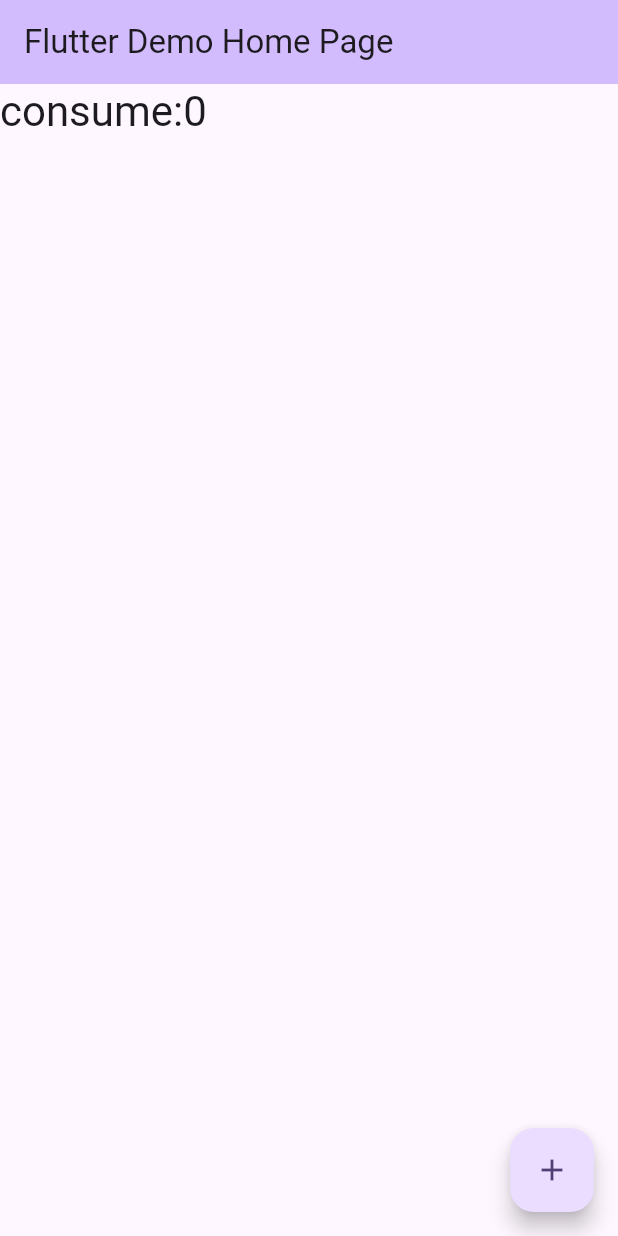
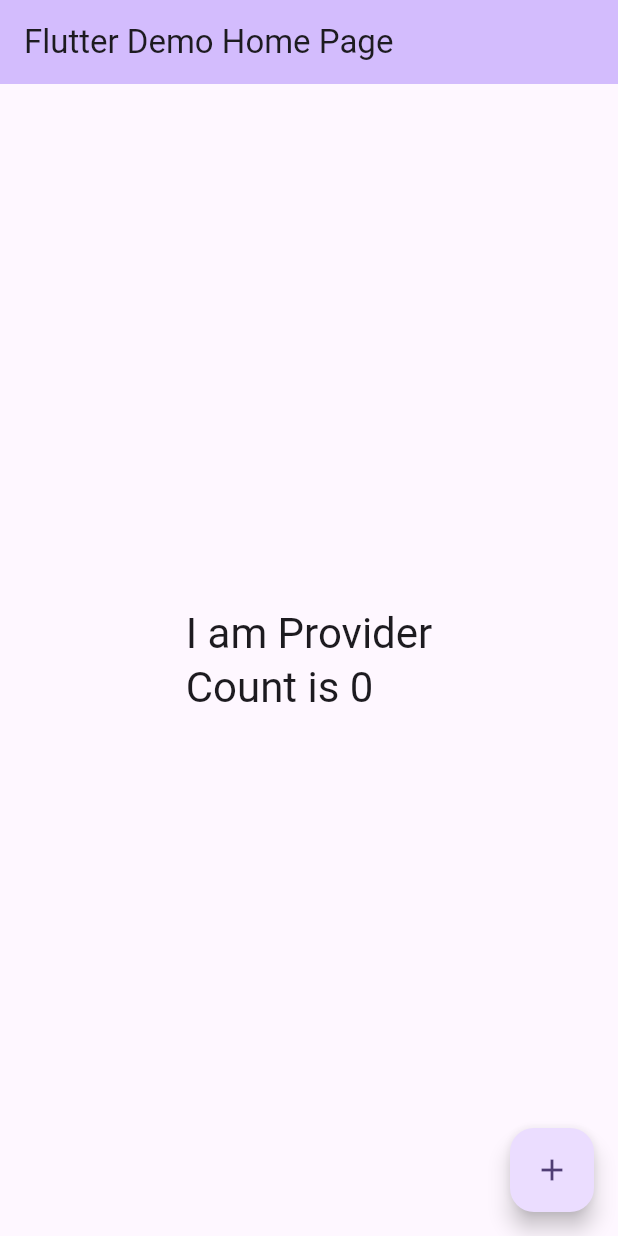
Before and after one commit to NepiaaaaN/flutter_provider_example, a Flutter app: the screen it shows after launch, on a phone screen of 412 x 824 dp. Run offline on Flutter 3.47's test engine with Material 2 defaults, Android fonts, the phone set to English and light mode, and no system bars.

Commit message:
MultiProvider

```diff
--- a/lib/main.dart
+++ b/lib/main.dart
@@ -48,14 +48,10 @@ class _MyHomePageState extends State<MyHomePage> {
         backgroundColor: Theme.of(context).colorScheme.inversePrimary,
         title: Text(widget.title),
       ),
-      body: Provider<int>.value(
-          value: _counter,
-          child: Consumer<int>(
-            builder: (context, value, _) => Text(
-              "consume:$value",
-              style: Theme.of(context).textTheme.headlineMedium,
-            ),
-          )),
+      body: MultiProvider(providers: [
+        Provider<int>.value(value: _counter),
+        Provider<String>.value(value: 'I am Provider')
+      ], child: const Center(child: MyWidget())),
       floatingActionButton: FloatingActionButton(
         onPressed: _incrementCounter,
         tooltip: 'Increment',
--- a/lib/mywidget.dart
+++ b/lib/mywidget.dart
@@ -14,7 +14,8 @@ class MyWidget extends StatelessWidget {
 
     // Providerを使うことで、InheritedWidgetを継承したMyInheritedWidgetを自作せずに済む
     int count = Provider.of<int>(context);
-    return Text(count.toString(),
+    String message = Provider.of<String>(context);
+    return Text("$message\nCount is $count",
         style: Theme.of(context).textTheme.headlineMedium);
   }
 }
```
